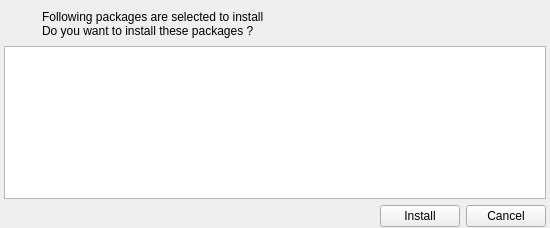
Before: the Qt Designer form kde/package-manager/manager/ui/pminstall.ui in pars-linux/uludag, drawn with Qt 5.
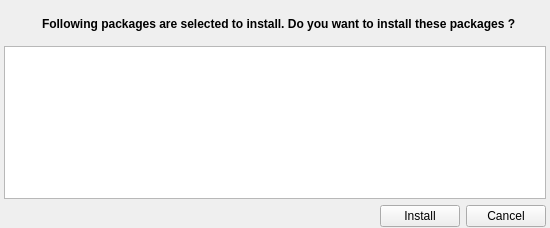
After: the same form once the commit is applied. Icons and pictures are not drawn. Custom widgets are drawn as their Qt base class.

Commit message: - Fix option parser - Add hide-summary option - Use following return codes for pm-install:   - Returns 0 if packages installed successfully   - Returns 1 if some kind of error was occured   - Returns 3 if user cancelled the operation

Patch:
```diff
--- a/kde/package-manager/manager/ui/pminstall.ui
+++ b/kde/package-manager/manager/ui/pminstall.ui
@@ -65,9 +65,14 @@
    </item>
    <item row="0" column="1" rowspan="2">
     <widget class="QLabel" name="label">
+     <property name="font">
+      <font>
+       <weight>75</weight>
+       <bold>true</bold>
+      </font>
+     </property>
      <property name="text">
-      <string>Following packages are selected to install
-Do you want to install these packages ?</string>
+      <string>Following packages are selected to install. Do you want to install these packages ?</string>
      </property>
     </widget>
    </item>
```
Left out of the diff: 19 changed lines with no effect on the pictures. The commit also changes 2 other files.
